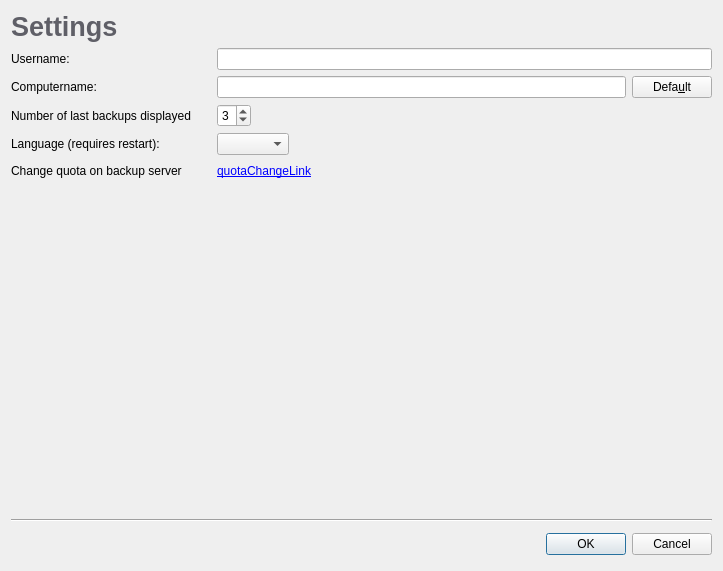
Old version of the form src/gui/settings_form.ui in the repository stepping-stone/sepiola.
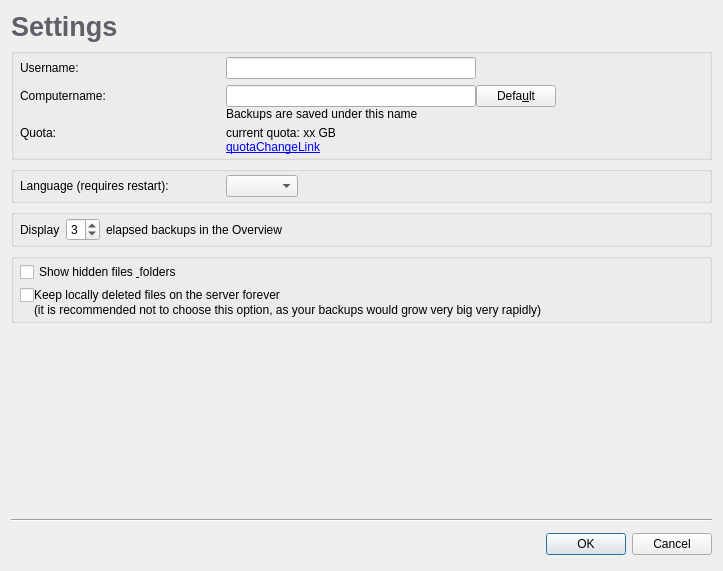
New version of the form.

Commit message: multiple modifications:  - add settings to settings-class and settings-window  - add/enable rsync delete flag (checkBox and functionality)  - add "show hidden files"-checkBox and functionality

```diff
--- a/src/gui/settings_form.ui
+++ b/src/gui/settings_form.ui
@@ -52,6 +52,24 @@
     </layout>
    </item>
    <item>
+    <widget class="QGroupBox" name="groupBox1">
+     <property name="title">
+      <string/>
+     </property>
+     <layout class="QVBoxLayout">
+      <property name="leftMargin">
+       <number>6</number>
+      </property>
+      <property name="topMargin">
+       <number>3</number>
+      </property>
+      <property name="rightMargin">
+       <number>6</number>
+      </property>
+      <property name="bottomMargin">
+       <number>3</number>
+      </property>
+      <item>
     <layout class="QHBoxLayout">
      <property name="spacing">
       <number>6</number>
@@ -79,13 +97,42 @@
       </widget>
      </item>
      <item>
-      <widget class="QLineEdit" name="lineEditUsername"/>
+         <widget class="QLineEdit" name="lineEditUsername">
+          <property name="sizePolicy">
+           <sizepolicy hsizetype="Fixed" vsizetype="Fixed">
+            <horstretch>0</horstretch>
+            <verstretch>0</verstretch>
+           </sizepolicy>
+          </property>
+          <property name="minimumSize">
+           <size>
+            <width>250</width>
+            <height>0</height>
+           </size>
+          </property>
+         </widget>
+        </item>
+        <item>
+         <spacer name="horizontalSpacer_2">
+          <property name="orientation">
+           <enum>Qt::Horizontal</enum>
+          </property>
+          <property name="sizeHint" stdset="0">
+           <size>
+            <width>40</width>
+            <height>20</height>
+           </size>
+          </property>
+         </spacer>
      </item>
     </layout>
    </item>
    <item>
-    <layout class="QHBoxLayout">
-     <item>
+       <layout class="QGridLayout">
+        <property name="verticalSpacing">
+         <number>0</number>
+        </property>
+        <item row="0" column="0">
       <widget class="QLabel" name="labelBackupPrefix">
        <property name="sizePolicy">
         <sizepolicy hsizetype="Fixed" vsizetype="Fixed">
@@ -104,11 +151,28 @@
        </property>
       </widget>
      </item>
+        <item row="0" column="1">
+         <layout class="QHBoxLayout">
+          <property name="sizeConstraint">
+           <enum>QLayout::SetMinimumSize</enum>
+          </property>
      <item>
       <widget class="QLineEdit" name="lineEditBackupPrefix">
        <property name="enabled">
         <bool>true</bool>
        </property>
+            <property name="sizePolicy">
+             <sizepolicy hsizetype="Fixed" vsizetype="Fixed">
+              <horstretch>0</horstretch>
+              <verstretch>0</verstretch>
+             </sizepolicy>
+            </property>
+            <property name="minimumSize">
+             <size>
+              <width>250</width>
+              <height>0</height>
+             </size>
+            </property>
        <property name="toolTip">
         <string>By using different computer names it is possible
 to backup files from different computers onto the 
@@ -131,12 +195,154 @@
        </property>
       </widget>
      </item>
-    </layout>
-   </item>
+          <item>
+           <spacer name="horizontalSpacer_3">
+            <property name="orientation">
+             <enum>Qt::Horizontal</enum>
+            </property>
+            <property name="sizeHint" stdset="0">
+             <size>
+              <width>40</width>
+              <height>20</height>
+             </size>
+            </property>
+           </spacer>
+          </item>
+         </layout>
+        </item>
+        <item row="1" column="1">
+         <widget class="QLabel" name="labelDescriptionComputername">
+          <property name="sizePolicy">
+           <sizepolicy hsizetype="Expanding" vsizetype="Fixed">
+            <horstretch>0</horstretch>
+            <verstretch>0</verstretch>
+           </sizepolicy>
+          </property>
+          <property name="minimumSize">
+           <size>
+            <width>200</width>
+            <height>0</height>
+           </size>
+          </property>
+          <property name="maximumSize">
+           <size>
+            <width>16777215</width>
+            <height>13</height>
+           </size>
+          </property>
+          <property name="baseSize">
+           <size>
+            <width>0</width>
+            <height>13</height>
+           </size>
+          </property>
+          <property name="font">
+           <font>
+            <pointsize>9</pointsize>
+           </font>
+          </property>
+          <property name="text">
+           <string>Backups are saved under this name</string>
+          </property>
+         </widget>
+        </item>
+       </layout>
+      </item>
    <item>
+       <layout class="QGridLayout">
+        <property name="verticalSpacing">
+         <number>0</number>
+        </property>
+        <item row="0" column="0">
+         <widget class="QLabel" name="labelQuota">
+          <property name="sizePolicy">
+           <sizepolicy hsizetype="Fixed" vsizetype="Fixed">
+            <horstretch>0</horstretch>
+            <verstretch>0</verstretch>
+           </sizepolicy>
+          </property>
+          <property name="minimumSize">
+           <size>
+            <width>200</width>
+            <height>0</height>
+           </size>
+          </property>
+          <property name="text">
+           <string>Quota:</string>
+          </property>
+         </widget>
+        </item>
+        <item row="0" column="1">
+         <widget class="QLabel" name="labelQuotaSize">
+          <property name="sizePolicy">
+           <sizepolicy hsizetype="Expanding" vsizetype="Fixed">
+            <horstretch>0</horstretch>
+            <verstretch>0</verstretch>
+           </sizepolicy>
+          </property>
+          <property name="minimumSize">
+           <size>
+            <width>200</width>
+            <height>0</height>
+           </size>
+          </property>
+          <property name="text">
+           <string>current quota: xx GB</string>
+          </property>
+         </widget>
+        </item>
+        <item row="1" column="1">
+         <widget class="QLabel" name="labelChangeQuotaLink">
+          <property name="sizePolicy">
+           <sizepolicy hsizetype="Expanding" vsizetype="Fixed">
+            <horstretch>0</horstretch>
+            <verstretch>0</verstretch>
+           </sizepolicy>
+          </property>
+          <property name="minimumSize">
+           <size>
+            <width>200</width>
+            <height>0</height>
+           </size>
+          </property>
+          <property name="text">
+           <string>&lt;a href=&quot;http://www.quotaChangeTemp.org&quot;&gt;quotaChangeLink&lt;/a&gt;</string>
+          </property>
+         </widget>
+        </item>
+       </layout>
+      </item>
+     </layout>
+    </widget>
+   </item>
+   <item>
+    <widget class="QGroupBox" name="groupBox2">
+     <property name="title">
+      <string/>
+     </property>
     <layout class="QHBoxLayout">
+      <property name="leftMargin">
+       <number>6</number>
+      </property>
+      <property name="topMargin">
+       <number>3</number>
+      </property>
+      <property name="rightMargin">
+       <number>6</number>
+      </property>
+      <property name="bottomMargin">
+       <number>3</number>
+      </property>
      <item>
-      <widget class="QLabel" name="labelNOfShownLastBackups">
+       <layout class="QHBoxLayout">
+        <item>
+         <widget class="QLabel" name="label_5">
+          <property name="sizePolicy">
+           <sizepolicy hsizetype="Fixed" vsizetype="Fixed">
+            <horstretch>0</horstretch>
+            <verstretch>0</verstretch>
+           </sizepolicy>
+          </property>
        <property name="minimumSize">
         <size>
          <width>200</width>
@@ -144,7 +350,65 @@
         </size>
        </property>
        <property name="text">
-        <string>Number of last backups displayed</string>
+           <string>Language (requires restart):</string>
+          </property>
+         </widget>
+        </item>
+        <item>
+         <widget class="QComboBox" name="comboBoxLanguage"/>
+        </item>
+        <item>
+         <spacer>
+          <property name="orientation">
+           <enum>Qt::Horizontal</enum>
+          </property>
+          <property name="sizeHint" stdset="0">
+           <size>
+            <width>431</width>
+            <height>20</height>
+           </size>
+          </property>
+         </spacer>
+        </item>
+       </layout>
+      </item>
+     </layout>
+    </widget>
+   </item>
+   <item>
+    <widget class="QGroupBox" name="groupBox">
+     <property name="title">
+      <string/>
+     </property>
+     <layout class="QHBoxLayout">
+      <property name="leftMargin">
+       <number>6</number>
+      </property>
+      <property name="topMargin">
+       <number>3</number>
+      </property>
+      <property name="rightMargin">
+       <number>6</number>
+      </property>
+      <property name="bottomMargin">
+       <number>3</number>
+      </property>
+      <item>
+       <widget class="QLabel" name="labelNOfShownLastBackupsBeginning">
+        <property name="sizePolicy">
+         <sizepolicy hsizetype="Minimum" vsizetype="Minimum">
+          <horstretch>0</horstretch>
+          <verstretch>0</verstretch>
+         </sizepolicy>
+        </property>
+        <property name="minimumSize">
+         <size>
+          <width>0</width>
+          <height>0</height>
+         </size>
+        </property>
+        <property name="text">
+         <string>Display</string>
        </property>
       </widget>
      </item>
@@ -161,6 +425,25 @@
        </property>
       </widget>
      </item>
+      <item>
+       <widget class="QLabel" name="labelNOfShownLastBackupsEnd">
+        <property name="sizePolicy">
+         <sizepolicy hsizetype="Minimum" vsizetype="Minimum">
+          <horstretch>0</horstretch>
+          <verstretch>0</verstretch>
+         </sizepolicy>
+        </property>
+        <property name="minimumSize">
+         <size>
+          <width>0</width>
+          <height>0</height>
+         </size>
+        </property>
+        <property name="text">
+         <string>elapsed backups in the Overview</string>
+        </property>
+       </widget>
+      </item>
      <item>
       <spacer name="horizontalSpacer">
        <property name="orientation">
@@ -175,52 +458,61 @@
       </spacer>
      </item>
     </layout>
+    </widget>
    </item>
    <item>
-    <layout class="QHBoxLayout">
+    <widget class="QGroupBox" name="groupBox3">
+     <property name="title">
+      <string/>
+     </property>
+     <layout class="QVBoxLayout">
+      <property name="leftMargin">
+       <number>6</number>
+      </property>
+      <property name="topMargin">
+       <number>3</number>
+      </property>
+      <property name="rightMargin">
+       <number>6</number>
+      </property>
+      <property name="bottomMargin">
+       <number>3</number>
+      </property>
      <item>
-      <widget class="QLabel" name="label_5">
+       <widget class="QCheckBox" name="checkBoxShowHiddenFiles">
+        <property name="text">
+         <string>Show hidden files &amp; folders</string>
+        </property>
+       </widget>
+      </item>
+      <item>
+       <layout class="QGridLayout">
+        <property name="spacing">
+         <number>0</number>
+        </property>
+        <item row="0" column="0">
+         <widget class="QCheckBox" name="checkBoxKeepDeletedFiles">
        <property name="sizePolicy">
-        <sizepolicy hsizetype="Fixed" vsizetype="Fixed">
+           <sizepolicy hsizetype="Fixed" vsizetype="Minimum">
          <horstretch>0</horstretch>
          <verstretch>0</verstretch>
         </sizepolicy>
        </property>
-       <property name="minimumSize">
+          <property name="maximumSize">
         <size>
-         <width>200</width>
-         <height>0</height>
+            <width>20</width>
+            <height>16777215</height>
         </size>
        </property>
        <property name="text">
-        <string>Language (requires restart):</string>
+           <string/>
        </property>
       </widget>
      </item>
-     <item>
-      <widget class="QComboBox" name="comboBoxLanguage"/>
-     </item>
-     <item>
-      <spacer>
-       <property name="orientation">
-        <enum>Qt::Horizontal</enum>
-       </property>
-       <property name="sizeHint" stdset="0">
-        <size>
-         <width>431</width>
-         <height>20</height>
-        </size>
-       </property>
-      </spacer>
-     </item>
-    </layout>
-   </item>
-   <item>
-    <layout class="QHBoxLayout">
-     <item>
-      <widget class="QLabel" name="labelInfoChangeQuota_label">
+        <item row="0" column="1">
+         <widget class="QLabel" name="labelKeepDeletedFiles">
        <property name="sizePolicy">
-        <sizepolicy hsizetype="Fixed" vsizetype="Fixed">
+           <sizepolicy hsizetype="Expanding" vsizetype="Fixed">
          <horstretch>0</horstretch>
          <verstretch>0</verstretch>
         </sizepolicy>
@@ -232,14 +524,14 @@
         </size>
        </property>
        <property name="text">
-        <string>Change quota on backup server</string>
+           <string>Keep locally deleted files on the server forever</string>
        </property>
       </widget>
      </item>
-     <item>
-      <widget class="QLabel" name="labelInfoChangeQuota">
+        <item row="1" column="1">
+         <widget class="QLabel" name="labelExplanationKeepDeletedFiles">
        <property name="sizePolicy">
-        <sizepolicy hsizetype="Fixed" vsizetype="Fixed">
+           <sizepolicy hsizetype="Expanding" vsizetype="Fixed">
          <horstretch>0</horstretch>
          <verstretch>0</verstretch>
         </sizepolicy>
@@ -250,25 +542,20 @@
          <height>0</height>
         </size>
        </property>
+          <property name="font">
+           <font>
+            <pointsize>9</pointsize>
+           </font>
+          </property>
        <property name="text">
-        <string>&lt;a href=&quot;http://www.quotaChangeTemp.org&quot;&gt;quotaChangeLink&lt;/a&gt;</string>
+           <string>(it is recommended not to choose this option, as your backups would grow very big very rapidly)</string>
        </property>
       </widget>
      </item>
-     <item>
-      <spacer>
-       <property name="orientation">
-        <enum>Qt::Horizontal</enum>
-       </property>
-       <property name="sizeHint" stdset="0">
-        <size>
-         <width>431</width>
-         <height>20</height>
-        </size>
-       </property>
-      </spacer>
-     </item>
-    </layout>
+       </layout>
+      </item>
+     </layout>
+    </widget>
    </item>
    <item>
     <spacer>
```
Lines whose indentation alone changed are shown as unchanged. The commit also changes 9 other files.
